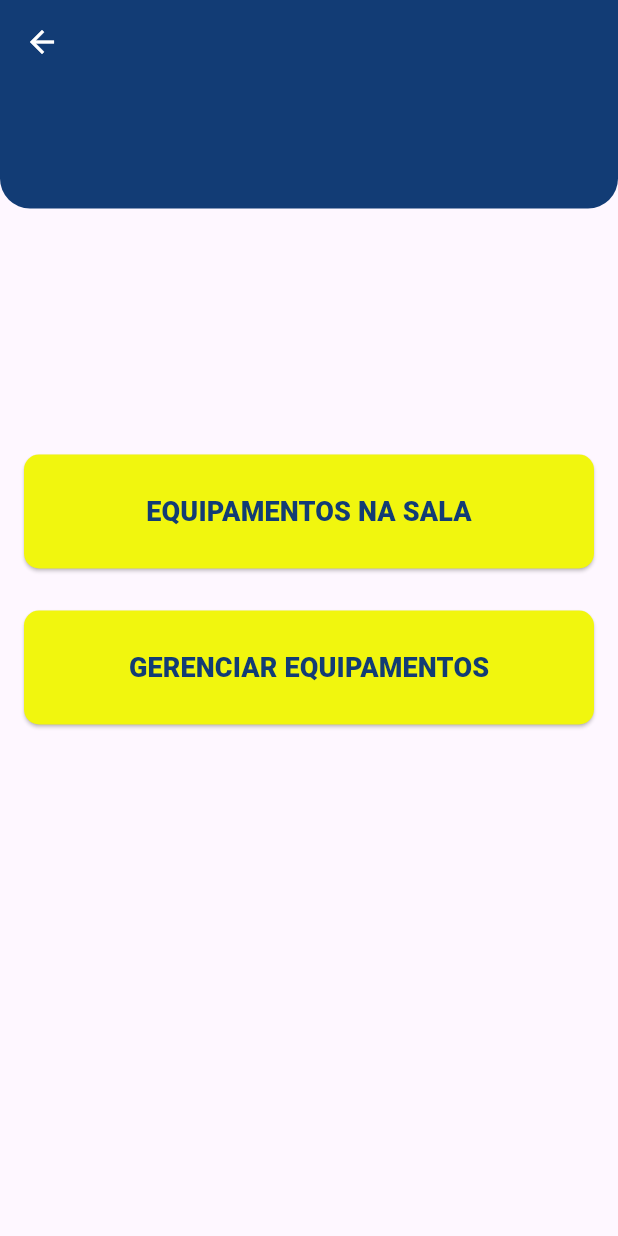
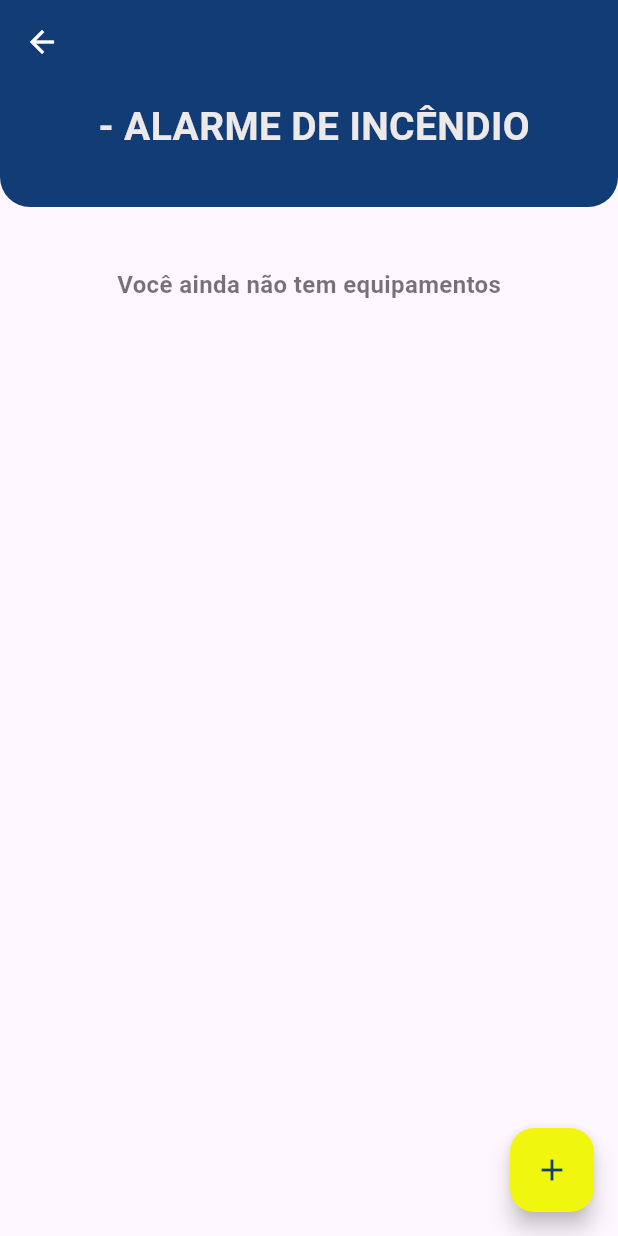
Before and after one commit to ResidenciaTICBrisa/T2G3-Sistema-Instalacao-Eletrica, a Flutter app: the EquipmentScreen screen opened directly with empty values, after a tap on the "arrow back" icon, after a tap on "ALARME DE INCÊNDIO", on a phone screen of 412 x 824 dp. Run offline on Flutter 3.47's test engine with Material 3 defaults, Android fonts, the phone set to English and light mode, and no system bars; our stand-ins replace cookie_jar, geolocator, get, google_maps_flutter, image_picker, video_player; missing offline and left inert: http_interceptor; accounts and stored records are empty.

Commit message:
Melhoramento na jornada do usuário

```diff
--- a/frontend/sige_ie/lib/core/feature/manage/EquipmentScreen.dart
+++ b/frontend/sige_ie/lib/core/feature/manage/EquipmentScreen.dart
@@ -1,7 +1,6 @@
 import 'package:flutter/material.dart';
 import 'package:sige_ie/config/app_styles.dart';
 import 'package:sige_ie/core/feature/manage/addEquipmentScreen.dart';
-import 'package:sige_ie/core/feature/manage/manageEquipmentScreen.dart';
 
 class EquipmentScreen extends StatelessWidget {
   final String areaName;
@@ -31,22 +30,45 @@ class EquipmentScreen extends StatelessWidget {
     );
   }
 
-  void navigateToViewEquipment(BuildContext context) {
-    Navigator.push(
-      context,
-      MaterialPageRoute(
-        builder: (context) => ViewEquipmentScreen(
-          areaName: areaName,
-          categoryNumber: categoryNumber,
-          localName: localName,
-          localId: localId,
-        ),
-      ),
-    );
+  @override
+  Widget build(BuildContext context) {
+    List<String> equipmentList = [
+      // Vazio para simular nenhum equipamento
+    ];
+
+    String systemTitle;
+    switch (categoryNumber) {
+      case 1:
+        systemTitle = 'ILUMINAÇÃO';
+        break;
+      case 2:
+        systemTitle = 'CARGAS ELÉTRICAS';
+        break;
+      case 3:
+        systemTitle = 'LINHAS ELÉTRICAS';
+        break;
+      case 4:
+        systemTitle = 'CIRCUITOS';
+        break;
+      case 5:
+        systemTitle = 'QUADRO DE DISTRIBUIÇÃO';
+        break;
+      case 6:
+        systemTitle = 'CABEAMENTO ESTRUTURADO';
+        break;
+      case 7:
+        systemTitle = 'DESCARGAS ATMOSFÉRICAS';
+        break;
+      case 8:
+        systemTitle = 'ALARME DE INCÊNDIO';
+        break;
+      case 9:
+        systemTitle = 'REFRIGERAÇÃO';
+        break;
+      default:
+        systemTitle = 'SISTEMA DESCONHECIDO';
     }
 
-  @override
-  Widget build(BuildContext context) {
     return Scaffold(
       appBar: AppBar(
         backgroundColor: AppColors.sigeIeBlue,
@@ -66,65 +88,60 @@ class EquipmentScreen extends StatelessWidget {
           },
         ),
       ),
-      body: Column(
+      body: SingleChildScrollView(
+        child: Column(
           crossAxisAlignment: CrossAxisAlignment.stretch,
           children: <Widget>[
             Container(
               padding: const EdgeInsets.fromLTRB(10, 10, 10, 35),
               decoration: const BoxDecoration(
                 color: AppColors.sigeIeBlue,
-              borderRadius: BorderRadius.vertical(bottom: Radius.circular(20)),
+                borderRadius:
+                    BorderRadius.vertical(bottom: Radius.circular(20)),
               ),
               child: Center(
-              child: Text(areaName,
+                child: Text('$areaName - $systemTitle',
                     style: const TextStyle(
                         fontSize: 26,
                         fontWeight: FontWeight.bold,
                         color: AppColors.lightText)),
               ),
             ),
-          const SizedBox(height: 150),
-          EquipmentButton(
-            title: 'EQUIPAMENTOS NA SALA',
-            onPressed: () => navigateToAddEquipment(context),
+            const SizedBox(height: 20),
+            Padding(
+              padding: const EdgeInsets.all(20),
+              child: Column(
+                crossAxisAlignment: CrossAxisAlignment.start,
+                children: [
+                  equipmentList.isNotEmpty
+                      ? Column(
+                          children: equipmentList.map((equipment) {
+                            return ListTile(
+                              title: Text(equipment),
+                            );
+                          }).toList(),
+                        )
+                      : const Center(
+                          child: Text(
+                            'Você ainda não tem equipamentos',
+                            style: TextStyle(
+                                fontSize: 16,
+                                fontWeight: FontWeight.bold,
+                                color: Colors.black54),
                           ),
-          EquipmentButton(
-            title: 'GERENCIAR EQUIPAMENTOS',
-            onPressed: () => navigateToViewEquipment(context),
+                        ),
+                  const SizedBox(height: 40),
+                ],
+              ),
             ),
           ],
+        ),
+      ),
+      floatingActionButton: FloatingActionButton(
+        onPressed: () => navigateToAddEquipment(context),
+        backgroundColor: AppColors.sigeIeYellow,
+        child: const Icon(Icons.add, color: AppColors.sigeIeBlue),
       ),
     );
   }
 }
-
-class EquipmentButton extends StatelessWidget {
-  final String title;
-  final VoidCallback onPressed;
-
-  const EquipmentButton(
-      {super.key, required this.title, required this.onPressed});
-
-  @override
-  Widget build(BuildContext context) {
-    return Container(
-      margin: const EdgeInsets.symmetric(vertical: 14, horizontal: 16),
-      child: ElevatedButton(
-        style: ButtonStyle(
-          backgroundColor: MaterialStateProperty.all(AppColors.sigeIeYellow),
-          padding: MaterialStateProperty.all(
-              const EdgeInsets.symmetric(vertical: 25)),
-          shape: MaterialStateProperty.all(RoundedRectangleBorder(
-            borderRadius: BorderRadius.circular(10),
-          )),
-        ),
-        onPressed: onPressed,
-        child: Text(title,
-            style: const TextStyle(
-                color: AppColors.sigeIeBlue,
-                fontSize: 18,
-                fontWeight: FontWeight.w900)),
-      ),
-    );
-  }
-}
--- a/frontend/sige_ie/lib/core/feature/manage/addEquipmentScreen.dart
+++ b/frontend/sige_ie/lib/core/feature/manage/addEquipmentScreen.dart
@@ -268,7 +268,7 @@ class _AddEquipmentScreenState extends State<AddEquipmentScreen> {
                     BorderRadius.vertical(bottom: Radius.circular(20)),
               ),
               child: const Center(
-                child: Text('Equipamentos na sala',
+                child: Text('Adicionar equipamentos ',
                     style: TextStyle(
                         fontSize: 26,
                         fontWeight: FontWeight.bold,
--- a/frontend/sige_ie/lib/core/feature/manage/systemConfiguration.dart
+++ b/frontend/sige_ie/lib/core/feature/manage/systemConfiguration.dart
@@ -1,7 +1,6 @@
 import 'package:flutter/material.dart';
 import 'package:sige_ie/config/app_styles.dart';
 import 'package:sige_ie/core/feature/manage/EquipmentScreen.dart';
-import 'package:sige_ie/core/feature/manage/lowVoltage.dart';
 
 class SystemConfiguration extends StatefulWidget {
   final String areaName;
@@ -29,16 +28,15 @@ class _SystemConfigurationState extends State<SystemConfiguration> {
       MaterialPageRoute(
         builder: (context) {
           switch (routeName) {
-            case '/lowVoltage':
-              return LowVoltageScreen(
-                areaName: areaName,
-                localName: localName,
-                localId: localId,
-                categoryNumbers: category,
-              );
             case '/structuredCabling':
             case '/atmosphericDischarges':
             case '/fireAlarm':
+            case '/lighting':
+            case '/electricLoads':
+            case '/electricLines':
+            case '/circuits':
+            case '/distributionBoard':
+            case '/cooling':
               return EquipmentScreen(
                   areaName: areaName,
                   localName: localName,
@@ -88,46 +86,101 @@ class _SystemConfigurationState extends State<SystemConfiguration> {
               ),
             ),
             SystemButton(
-                title: 'BAIXA TENSÃO',
-                onPressed: () => navigateTo('/lowVoltage', widget.areaName,
-                    widget.localName, widget.localId, [1, 2, 3, 4, 5])),
+                title: 'ALARME DE INCÊNDIO',
+                onPressed: () => navigateTo('/fireAlarm', widget.areaName,
+                    widget.localName, widget.localId, 8)),
             SystemButton(
                 title: 'CABEAMENTO ESTRUTURADO',
                 onPressed: () => navigateTo('/structuredCabling',
                     widget.areaName, widget.localName, widget.localId, 6)),
             SystemButton(
+                title: 'CARGAS ELÉTRICAS',
+                onPressed: () => navigateTo('/electricLoads', widget.areaName,
+                    widget.localName, widget.localId, 2)),
+            SystemButton(
+                title: 'CIRCUITOS',
+                onPressed: () => navigateTo('/circuits', widget.areaName,
+                    widget.localName, widget.localId, 4)),
+            SystemButton(
                 title: 'DESCARGAS ATMOSFÉRICAS',
                 onPressed: () => navigateTo('/atmosphericDischarges',
                     widget.areaName, widget.localName, widget.localId, 7)),
             SystemButton(
-                title: 'ALARME DE INCÊNDIO',
-                onPressed: () => navigateTo('/fireAlarm', widget.areaName,
-                    widget.localName, widget.localId, 8)),
+                title: 'ILUMINAÇÃO',
+                onPressed: () => navigateTo('/lighting', widget.areaName,
+                    widget.localName, widget.localId, 1)),
+            SystemButton(
+                title: 'LINHAS ELÉTRICAS',
+                onPressed: () => navigateTo('/electricLines', widget.areaName,
+                    widget.localName, widget.localId, 3)),
+            SystemButton(
+                title: 'QUADRO DE DISTRIBUIÇÃO',
+                onPressed: () => navigateTo('/distributionBoard',
+                    widget.areaName, widget.localName, widget.localId, 5)),
+            SystemButton(
+                title: 'REFRIGERAÇÃO',
+                onPressed: () => navigateTo('/cooling', widget.areaName,
+                    widget.localName, widget.localId, 9)),
             const SizedBox(
               height: 30,
             ),
             Center(
-              child: ElevatedButton(
+              child: Row(
+                mainAxisAlignment: MainAxisAlignment.center,
+                children: [
+                  ElevatedButton(
+                    style: ElevatedButton.styleFrom(
+                      foregroundColor: AppColors.lightText,
+                      backgroundColor: AppColors.warn,
+                      minimumSize: const Size(150, 50),
+                      textStyle: const TextStyle(
+                        fontWeight: FontWeight.bold,
+                      ),
+                      shape: RoundedRectangleBorder(
+                        borderRadius: BorderRadius.circular(8),
+                      ),
+                    ),
+                    onPressed: () {
+                      Navigator.of(context).popUntil((route) => route.isFirst);
+                      Navigator.pushReplacementNamed(
+                        context,
+                        '/homeScreen',
+                        arguments: {'initialPage': 1},
+                      );
+                    },
+                    child: const Text('ENCERRAR'),
+                  ),
+                  const SizedBox(width: 10),
+                  ElevatedButton(
                     style: ButtonStyle(
-                  backgroundColor: MaterialStateProperty.all(AppColors.warn),
+                      backgroundColor:
+                          MaterialStateProperty.all(AppColors.sigeIeBlue),
                       foregroundColor:
                           MaterialStateProperty.all(AppColors.lightText),
-                  minimumSize: MaterialStateProperty.all(const Size(175, 55)),
+                      minimumSize:
+                          MaterialStateProperty.all(const Size(150, 50)),
                       shape: MaterialStateProperty.all(RoundedRectangleBorder(
                         borderRadius: BorderRadius.circular(10),
                       )),
                     ),
                     onPressed: () {
-                  Navigator.of(context).pushNamed('/arealocation', arguments: {
+                      Navigator.of(context).pushNamed('/arealocation',
+                          arguments: {
                             'placeName': widget.localName,
                             'placeId': widget.localId
                           });
                     },
                     child: const Text(
-                  'ENCERRAR',
-                  style: TextStyle(fontSize: 16, fontWeight: FontWeight.bold),
+                      'SALAS',
+                      style:
+                          TextStyle(fontSize: 16, fontWeight: FontWeight.bold),
                     ),
                   ),
+                ],
+              ),
+            ),
+            const SizedBox(
+              height: 30,
             ),
           ],
         ),
--- a/frontend/sige_ie/lib/facilities/ui/facilities.dart
+++ b/frontend/sige_ie/lib/facilities/ui/facilities.dart
@@ -389,7 +389,7 @@ class _FacilitiesPageState extends State<FacilitiesPage> {
                         BorderRadius.vertical(bottom: Radius.circular(20)),
                   ),
                   child: const Center(
-                    child: Text('Locais',
+                    child: Text('Edificações',
                         style: TextStyle(
                             fontSize: 26,
                             fontWeight: FontWeight.bold,
@@ -536,7 +536,7 @@ class FloorAreaWidget extends StatelessWidget {
         ),
         ListTile(
           leading: const Icon(Icons.add),
-          title: const Text('Adicionar andar ou sala'),
+          title: const Text('Adicionar sala'),
           onTap: onAddFloor,
         ),
       ],
--- a/frontend/sige_ie/lib/main.dart
+++ b/frontend/sige_ie/lib/main.dart
@@ -3,10 +3,10 @@ import 'package:flutter/material.dart';
 import 'package:sige_ie/core/ui/first_scren.dart';
 import 'package:sige_ie/core/feature/register/register.dart';
 import 'package:sige_ie/core/ui/splash_screen.dart';
+import 'package:sige_ie/facilities/ui/facilities.dart';
 import 'package:sige_ie/home/ui/home.dart';
 import 'package:sige_ie/maps/feature/maps.dart';
 import 'package:sige_ie/core/feature/manage/EquipmentScreen.dart';
-import 'package:sige_ie/core/feature/manage/lowVoltage.dart';
 import 'package:sige_ie/core/feature/manage/systemConfiguration.dart';
 import 'package:sige_ie/places/feature/register/new_place.dart';
 import 'package:sige_ie/areas/feature/register/new_area.dart';
@@ -34,10 +34,20 @@ class MyApp extends StatelessWidget {
             return MaterialPageRoute(builder: (context) => const LoginScreen());
           case '/first':
             return MaterialPageRoute(builder: (context) => const FirstScreen());
+          case '/facilities':
+            return MaterialPageRoute(
+                builder: (context) => const FacilitiesPage());
           case '/registerScreen':
             return MaterialPageRoute(
                 builder: (context) => const RegisterScreen());
           case '/homeScreen':
+            if (settings.arguments is Map) {
+              final args = settings.arguments as Map;
+              final int initialPage = args['initialPage'] ?? 0;
+              return MaterialPageRoute(
+                builder: (context) => HomePage(initialPage: initialPage),
+              );
+            }
             return MaterialPageRoute(builder: (context) => const HomePage());
           case '/MapsPage':
             return MaterialPageRoute(builder: (context) => const MapsPage());
@@ -83,27 +93,6 @@ class MyApp extends StatelessWidget {
             }
             throw Exception(
                 'Invalid route: Expected Map arguments for /systemLocation.');
-          case '/lowVoltage':
-            if (settings.arguments is Map) {
-              final args = settings.arguments as Map;
-              final String? areaName = args['areaName']?.toString();
-              final String? localName = args['localName']?.toString();
-              final int? localId = args['localId'];
-              if (areaName != null && localName != null && localId != null) {
-                return MaterialPageRoute(
-                    builder: (context) => LowVoltageScreen(
-                          areaName: areaName,
-                          localName: localName,
-                          localId: localId,
-                          categoryNumbers: const [],
-                        ));
-              } else {
-                throw Exception(
-                    'Invalid arguments: One of areaName, localName, or localId is null in /lowVoltage.');
-              }
-            }
-            throw Exception(
-                'Invalid route: Expected Map arguments for /lowVoltage.');
 
           case '/equipmentScreen':
             if (settings.arguments is Map) {
```
Also changed, not shown: frontend/sige_ie/lib/areas/feature/register/new_area.dart (+6 -3 lines), frontend/sige_ie/lib/core/feature/manage/lowVoltage.dart (deleted, +0 -131 lines), frontend/sige_ie/lib/core/feature/manage/manageEquipmentScreen.dart (deleted, +0 -122 lines), frontend/sige_ie/lib/home/ui/home.dart (+8 -5 lines), frontend/sige_ie/lib/users/data/user_service.dart (+10 -1 lines). Lines whose indentation alone changed are shown as unchanged.
